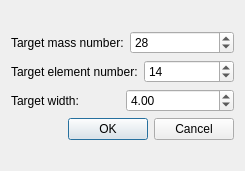
First picture: the form in source/gui/forms/selecttargetform.ui, repository oslocyclotronlab/Qkinz, before the edit.
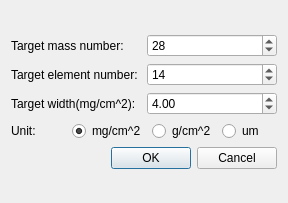
Second picture: the form after the edit.

```diff
--- a/source/gui/forms/selecttargetform.ui
+++ b/source/gui/forms/selecttargetform.ui
@@ -6,17 +6,17 @@
    <rect>
     <x>0</x>
     <y>0</y>
-    <width>245</width>
-    <height>171</height>
+    <width>288</width>
+    <height>203</height>
    </rect>
   </property>
   <property name="windowTitle">
    <string>Dialog</string>
   </property>
-  <layout class="QGridLayout" name="gridLayout_2">
+  <layout class="QGridLayout" name="gridLayout">
    <item row="0" column="0">
-    <layout class="QGridLayout" name="gridLayout">
-     <item row="0" column="0">
+    <layout class="QVBoxLayout" name="verticalLayout">
+     <item>
       <layout class="QHBoxLayout" name="horizontalLayout_3">
        <item>
         <widget class="QLabel" name="label">
@@ -43,7 +43,7 @@
        </item>
       </layout>
      </item>
-     <item row="1" column="0">
+     <item>
       <layout class="QHBoxLayout" name="horizontalLayout_2">
        <item>
         <widget class="QLabel" name="label_2">
@@ -67,12 +67,12 @@
        </item>
       </layout>
      </item>
-     <item row="2" column="0">
+     <item>
       <layout class="QHBoxLayout" name="horizontalLayout">
        <item>
         <widget class="QLabel" name="label_3">
          <property name="text">
-          <string>Target width:</string>
+          <string>Target width(mg/cm^2):</string>
          </property>
         </widget>
        </item>
@@ -88,7 +88,42 @@
        </item>
       </layout>
      </item>
-     <item row="3" column="0">
+     <item>
+      <layout class="QHBoxLayout" name="horizontalLayout_4">
+       <item>
+        <widget class="QLabel" name="label_4">
+         <property name="text">
+          <string>Unit:</string>
+         </property>
+        </widget>
+       </item>
+       <item>
+        <widget class="QRadioButton" name="mgcm2Button">
+         <property name="text">
+          <string>mg/cm^2</string>
+         </property>
+         <property name="checked">
+          <bool>true</bool>
+         </property>
+        </widget>
+       </item>
+       <item>
+        <widget class="QRadioButton" name="gcm2Button">
+         <property name="text">
+          <string>g/cm^2</string>
+         </property>
+        </widget>
+       </item>
+       <item>
+        <widget class="QRadioButton" name="umButton">
+         <property name="text">
+          <string>um</string>
+         </property>
+        </widget>
+       </item>
+      </layout>
+     </item>
+     <item>
       <widget class="QDialogButtonBox" name="buttonBox">
        <property name="orientation">
         <enum>Qt::Horizontal</enum>
```
Left out of the diff: 5 changed lines with no effect on the pictures.
